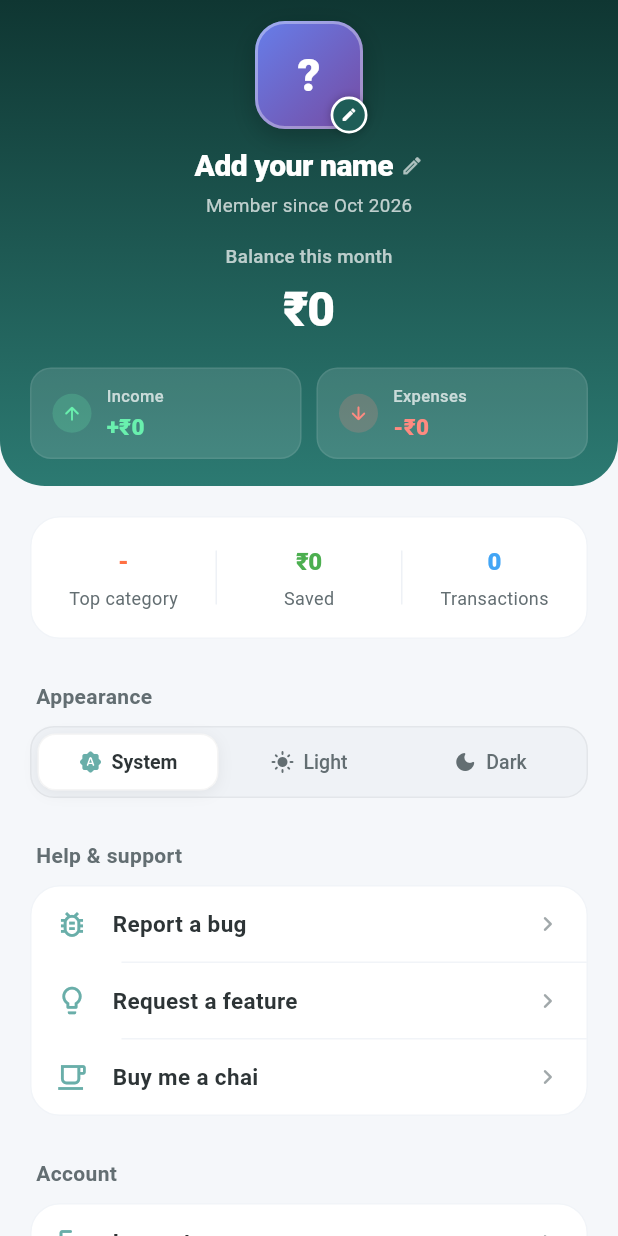
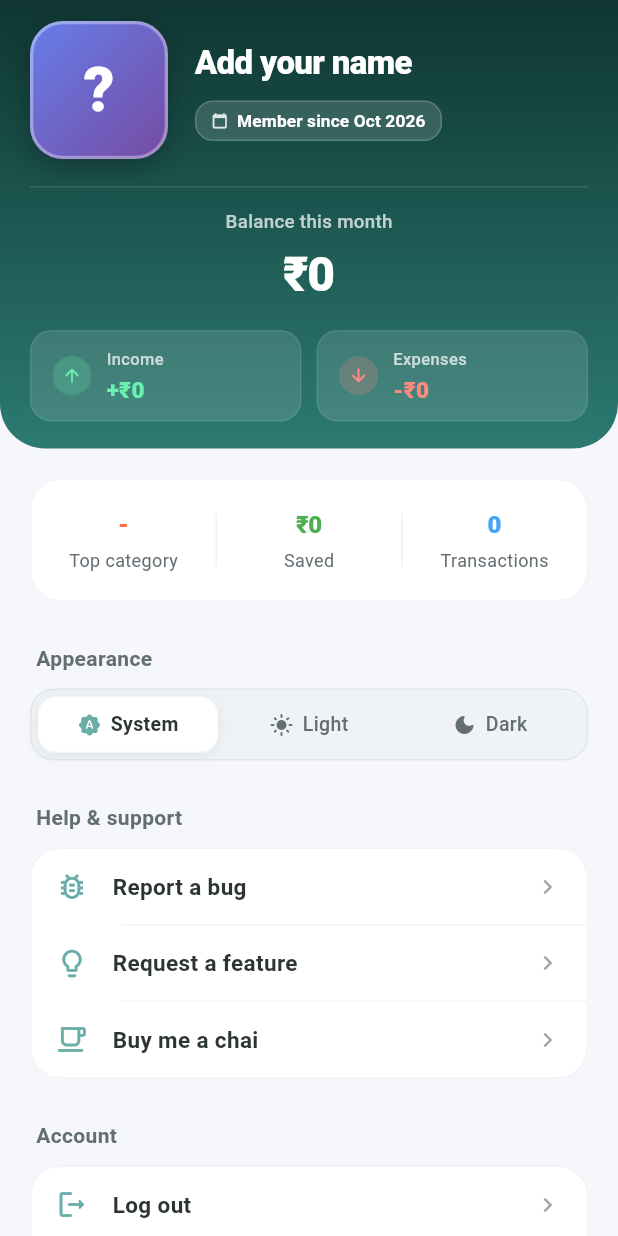
Before and after one commit to FaysArukattil/buddy_2.0, a Flutter app: the ProfileScreen screen opened directly, after a tap on "System", on a phone screen of 412 x 824 dp. Run offline on Flutter 3.47's test engine with Material 3 defaults, Android fonts, the light colour scheme and no system bars; our stand-ins replace cloud_firestore, firebase_auth, firebase_core, fl_chart, flutter_local_notifications, google_sign_in and 9 more; accounts and stored records are empty.

Commit message:
refactor: redesign profile screen layout, optimize theme switching, and persist member since date

```diff
--- a/lib/main.dart
+++ b/lib/main.dart
@@ -99,6 +99,7 @@ class _MyAppState extends State<MyApp> with WidgetsBindingObserver {
           theme: AppTheme.lightTheme,
           darkTheme: AppTheme.darkTheme,
           themeMode: currentMode,
+          themeAnimationDuration: Duration.zero,
           home: const SplashScreen(),
         );
       },
--- a/lib/services/theme_service.dart
+++ b/lib/services/theme_service.dart
@@ -31,19 +31,19 @@ class ThemeService {
 
   /// Sets the theme mode and persists it to SharedPreferences.
   static Future<void> setThemeMode(ThemeMode mode) async {
+    if (themeModeNotifier.value == mode) return;
     themeModeNotifier.value = mode;
-    try {
-      final prefs = await SharedPreferences.getInstance();
+    SharedPreferences.getInstance().then((prefs) {
       String modeStr = 'system';
       if (mode == ThemeMode.light) {
         modeStr = 'light';
       } else if (mode == ThemeMode.dark) {
         modeStr = 'dark';
       }
-      await prefs.setString(_themePrefKey, modeStr);
-    } catch (e) {
+      prefs.setString(_themePrefKey, modeStr);
+    }).catchError((e) {
       debugPrint('Error saving theme mode: $e');
-    }
+    });
   }
 
   /// Toggles between light and dark mode explicitly.
--- a/lib/views/screens/bottomnavbarscreen/profile_screen.dart
+++ b/lib/views/screens/bottomnavbarscreen/profile_screen.dart
@@ -79,12 +79,26 @@ class ProfileScreenState extends State<ProfileScreen>
         }
       }
 
+      DateTime? memberSince = user?.metadata.creationTime;
+      if (memberSince == null) {
+        final saved = prefs.getString('member_since');
+        if (saved != null) {
+          memberSince = DateTime.tryParse(saved);
+        }
+      }
+      if (memberSince == null) {
+        memberSince = DateTime.now();
+        await prefs.setString('member_since', memberSince.toIso8601String());
+      } else {
+        await prefs.setString('member_since', memberSince.toIso8601String());
+      }
+
       if (mounted) {
         setState(() {
           _name = name;
           _email = email;
           _photoUrl = user?.photoURL;
-          _memberSince = user?.metadata.creationTime;
+          _memberSince = memberSince;
         });
       }
       _loadStats();
@@ -132,6 +146,7 @@ class ProfileScreenState extends State<ProfileScreen>
   String _money(double v) => FormatUtils.formatCurrency(v, compact: true);
 
   String _memberSinceLabel() {
+    if (_memberSince == null) return 'Recent';
     const m = [
       'Jan',
       'Feb',
@@ -146,7 +161,8 @@ class ProfileScreenState extends State<ProfileScreen>
       'Nov',
       'Dec',
     ];
-    return '${m[_memberSince!.month - 1]} ${_memberSince!.year}';
+    final monthIdx = (_memberSince!.month - 1).clamp(0, 11);
+    return '${m[monthIdx]} ${_memberSince!.year}';
   }
 
   List<Color> _avatarGradient() {
@@ -313,58 +329,97 @@ class ProfileScreenState extends State<ProfileScreen>
       ),
       child: Column(
         children: [
+          // Side-by-side layout: Large photo card on left, details on right
+          Row(
+            crossAxisAlignment: CrossAxisAlignment.center,
+            children: [
               _buildPhotoCard(),
-          const SizedBox(height: 10),
+              const SizedBox(width: 18),
+              Expanded(
+                child: Column(
+                  crossAxisAlignment: CrossAxisAlignment.start,
+                  mainAxisSize: MainAxisSize.min,
+                  children: [
                     GestureDetector(
                       onTap: _editName,
                       behavior: HitTestBehavior.opaque,
-            child: Row(
-              mainAxisSize: MainAxisSize.min,
-              children: [
-                Flexible(
                       child: Text(
                         _name.isEmpty ? 'Add your name' : _name,
                         maxLines: 1,
                         overflow: TextOverflow.ellipsis,
                         style: const TextStyle(
                           color: Colors.white,
-                      fontSize: 20,
+                          fontSize: 22,
                           fontWeight: FontWeight.w800,
-                      letterSpacing: -0.3,
-                    ),
-                  ),
-                ),
-                const SizedBox(width: 5),
-                Icon(
-                  Icons.edit_outlined,
-                  size: 15,
-                  color: Colors.white.withValues(alpha: 0.65),
-                ),
-              ],
-            ),
-          ),
-          if (_email.isNotEmpty || _memberSince != null) ...[
+                          letterSpacing: -0.4,
+                        ),
+                      ),
+                    ),
+                    if (_email.isNotEmpty) ...[
                       const SizedBox(height: 3),
                       Text(
-              _email.isNotEmpty && _memberSince != null
-                  ? '$_email • ${_memberSinceLabel()}'
-                  : (_email.isNotEmpty
-                      ? _email
-                      : 'Member since ${_memberSinceLabel()}'),
+                        _email,
                         maxLines: 1,
                         overflow: TextOverflow.ellipsis,
                         style: TextStyle(
-                color: Colors.white.withValues(alpha: 0.72),
-                fontSize: 12.5,
+                          color: Colors.white.withValues(alpha: 0.78),
+                          fontSize: 13,
                           fontWeight: FontWeight.w400,
                         ),
                       ),
                     ],
-          const SizedBox(height: 16),
+                    const SizedBox(height: 10),
+                    Container(
+                      padding: const EdgeInsets.symmetric(
+                        horizontal: 10,
+                        vertical: 4.5,
+                      ),
+                      decoration: BoxDecoration(
+                        color: Colors.white.withValues(alpha: 0.14),
+                        borderRadius: BorderRadius.circular(12),
+                        border: Border.all(
+                          color: Colors.white.withValues(alpha: 0.18),
+                          width: 1,
+                        ),
+                      ),
+                      child: Row(
+                        mainAxisSize: MainAxisSize.min,
+                        children: [
+                          Icon(
+                            Icons.calendar_today_rounded,
+                            size: 11,
+                            color: Colors.white.withValues(alpha: 0.85),
+                          ),
+                          const SizedBox(width: 6),
+                          Text(
+                            'Member since ${_memberSinceLabel()}',
+                            style: const TextStyle(
+                              color: Colors.white,
+                              fontSize: 11.5,
+                              fontWeight: FontWeight.w600,
+                              letterSpacing: 0.1,
+                            ),
+                          ),
+                        ],
+                      ),
+                    ),
+                  ],
+                ),
+              ),
+            ],
+          ),
+          const SizedBox(height: 18),
+          // Subtle horizontal divider line
+          Container(
+            height: 1,
+            width: double.infinity,
+            color: Colors.white.withValues(alpha: 0.12),
+          ),
+          const SizedBox(height: 14),
           Text(
             'Balance this month',
             style: TextStyle(
-              color: Colors.white.withValues(alpha: 0.7),
+              color: Colors.white.withValues(alpha: 0.72),
               fontSize: 12.5,
               fontWeight: FontWeight.w500,
               letterSpacing: 0.2,
@@ -382,7 +437,7 @@ class ProfileScreenState extends State<ProfileScreen>
               letterSpacing: -0.8,
             ),
           ),
-          const SizedBox(height: 16),
+          const SizedBox(height: 14),
           Row(
             children: [
               Expanded(
@@ -412,19 +467,16 @@ class ProfileScreenState extends State<ProfileScreen>
   }
 
   Widget _buildPhotoCard() {
-    const cardSize = 72.0;
+    const cardSize = 92.0;
     final hasPhoto = _photoUrl != null && _photoUrl!.isNotEmpty;
 
     return GestureDetector(
       onTap: _editName,
-      child: Stack(
-        clipBehavior: Clip.none,
-        children: [
-          Container(
+      child: Container(
         width: cardSize,
         height: cardSize,
         decoration: BoxDecoration(
-              borderRadius: BorderRadius.circular(20),
+          borderRadius: BorderRadius.circular(22),
           gradient: hasPhoto
               ? null
               : LinearGradient(
@@ -434,18 +486,18 @@ class ProfileScreenState extends State<ProfileScreen>
                 ),
           border: Border.all(
             color: Colors.white.withValues(alpha: 0.35),
-                width: 2,
+            width: 2.2,
           ),
           boxShadow: [
             BoxShadow(
-                  color: Colors.black.withValues(alpha: 0.22),
-                  blurRadius: 14,
-                  offset: const Offset(0, 5),
+              color: Colors.black.withValues(alpha: 0.26),
+              blurRadius: 16,
+              offset: const Offset(0, 6),
             ),
           ],
         ),
         child: ClipRRect(
-              borderRadius: BorderRadius.circular(18),
+          borderRadius: BorderRadius.circular(20),
           child: hasPhoto
               ? Image.network(
                   _photoUrl!,
@@ -457,31 +509,6 @@ class ProfileScreenState extends State<ProfileScreen>
               : _avatarFallback(cardSize),
         ),
       ),
-          Positioned(
-            right: -3,
-            bottom: -3,
-            child: Container(
-              padding: const EdgeInsets.all(5),
-              decoration: BoxDecoration(
-                color: const Color(0xFF1E5D57),
-                shape: BoxShape.circle,
-                border: Border.all(color: Colors.white, width: 1.8),
-                boxShadow: [
-                  BoxShadow(
-                    color: Colors.black.withValues(alpha: 0.25),
-                    blurRadius: 4,
-                  ),
-                ],
-              ),
-              child: const Icon(
-                Icons.edit_rounded,
-                size: 11,
-                color: Colors.white,
-              ),
-            ),
-          ),
-        ],
-      ),
     );
   }
 
@@ -489,9 +516,9 @@ class ProfileScreenState extends State<ProfileScreen>
     return Center(
       child: Text(
         _name.isNotEmpty ? _name.trim()[0].toUpperCase() : '?',
-        style: const TextStyle(
+        style: TextStyle(
           color: Colors.white,
-          fontSize: 30,
+          fontSize: size * 0.44,
           fontWeight: FontWeight.w800,
         ),
       ),
@@ -769,7 +796,7 @@ class ProfileScreenState extends State<ProfileScreen>
                 children: [
                   // Smooth animated sliding pill
                   AnimatedPositioned(
-                    duration: const Duration(milliseconds: 280),
+                    duration: const Duration(milliseconds: 200),
                     curve: Curves.easeOutCubic,
                     left: selectedIndex * tabWidth,
                     top: 0,
@@ -862,23 +889,19 @@ class ProfileScreenState extends State<ProfileScreen>
           child: Row(
             mainAxisAlignment: MainAxisAlignment.center,
             children: [
-              AnimatedContainer(
-                duration: const Duration(milliseconds: 200),
-                child: Icon(
+              Icon(
                 icon,
                 size: 16,
                 color: isSelected ? AppColors.primary : inactiveColor,
               ),
-              ),
               const SizedBox(width: 6),
-              AnimatedDefaultTextStyle(
-                duration: const Duration(milliseconds: 200),
+              Text(
+                title,
                 style: TextStyle(
                   fontSize: 13,
                   fontWeight: isSelected ? FontWeight.w700 : FontWeight.w500,
                   color: isSelected ? activeColor : inactiveColor,
                 ),
-                child: Text(title),
               ),
             ],
           ),
```
Lines whose indentation alone changed are shown as unchanged.
